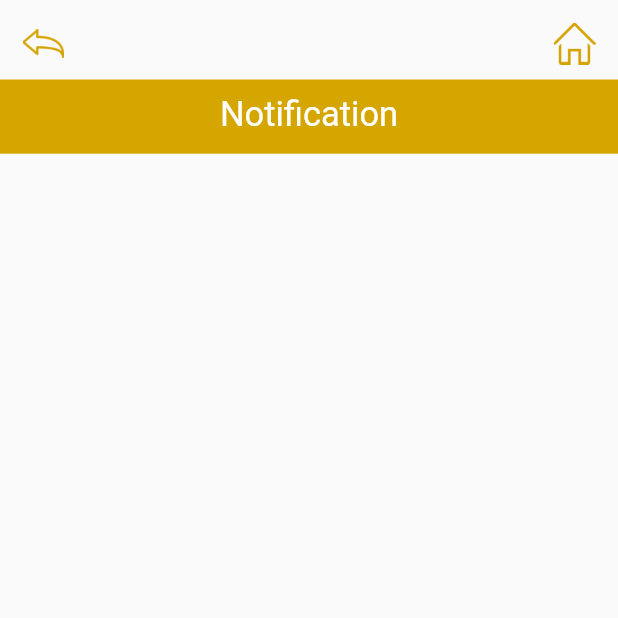
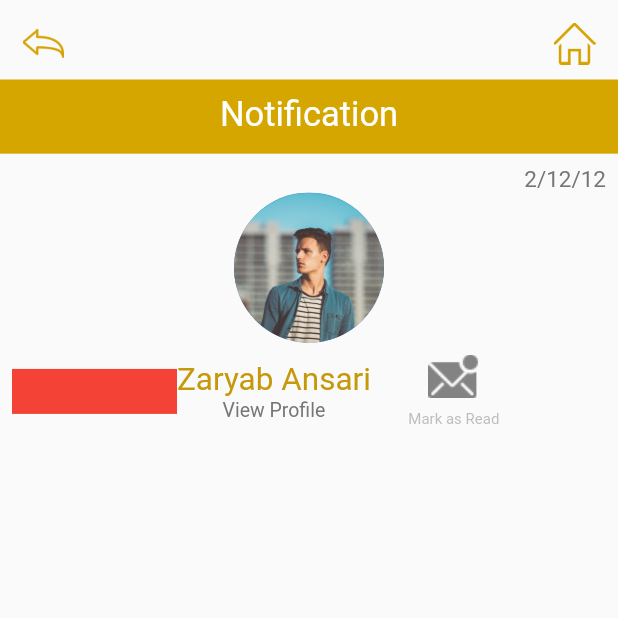
Before and after one commit to osamaHassanK/HairFixerShopkeeper, a Flutter app: the NotificationView screen opened directly, on a phone screen of 412 x 824 dp, the top half of it. Run offline on Flutter 3.47's test engine with Material 2 defaults, Android fonts, the phone set to English and light mode, and no system bars; our stand-ins replace bottom_navy_bar, carousel_slider, firebase_auth, firebase_core, google_sign_in, image_picker and 1 more; missing offline and left inert: image_picker_gallery_camera; accounts and stored records are empty.

Commit message:
11.12.202122

```diff
--- a/lib/screensfolder/notification_view.dart
+++ b/lib/screensfolder/notification_view.dart
@@ -1,5 +1,7 @@
 import 'package:flutter/material.dart';
 import 'package:hairfixxer_shopkeeper/base.dart';
+import 'package:hairfixxer_shopkeeper/widget/container_widget.dart';
+import 'package:hairfixxer_shopkeeper/widget/text_widget.dart';
 import 'package:hairfixxer_shopkeeper/widget/top_icon&title.dart';
 
 class NotificationView extends StatefulWidget {
@@ -17,6 +19,45 @@ class _NotificationViewState extends State<NotificationView> {
         children: [
           topIcon(context,"backarrow.png","home.png"),
           topTitle(context, "Notification"),
+          Padding(padding:EdgeInsets.only(top: 8,left: 8,right: 8),
+          child:Row(
+            mainAxisAlignment: MainAxisAlignment.end,
+            children: [
+              textSk(context,"2/12/12",TextAlign.right,Color(0xff767676),FontWeight.normal,15)
+            ],
+          ),),
+          CircleAvatar(
+            radius:50,
+          child:imageSk("assets/men.png",1, BoxFit.cover),),
+          Padding(padding: EdgeInsets.only(top: 8,right: 8,left: 8,bottom: 8),
+            child:Row(
+              children: [
+                Container(height: 30,width: 110,color: Colors.red,),
+                Column(
+                  children: [
+                    textSk(context,"Zaryab Ansari",TextAlign.center,Color(0xffC59909),
+                        FontWeight.normal,21),
+                    textSk(context,"View Profile",TextAlign.center,
+                        Color(0xff767676),FontWeight.normal,13),
+
+                  ],
+                ),
+                SizedBox(
+                  width: 25,
+                ),
+                Column(
+                  children: [
+                    imageSk("assets/msg icon.png",1,BoxFit.none),
+                    SizedBox(height: 8.0,),
+                    textSk(context,"Mark as Read",TextAlign.center,
+                    Color(0xff76767676),FontWeight.normal,10)
+                  ],
+                ),
+              ],
+            ),
+          ),
+         containerSk(context,)
+
 
         ],
       ),
--- a/lib/screensfolder/sk_shop_creation.dart
+++ b/lib/screensfolder/sk_shop_creation.dart
@@ -335,7 +335,7 @@ class _ShopRegistrationFormState extends State<ShopRegistrationForm> {
                                                       .pushReplacement(
                                                           MaterialPageRoute(
                                                     builder: (context) =>
-                                                        Catalog1(name1:"Hair Cut Catalog",),
+                                                        Catalog1(),
                                                   ));
                                                 },
                                                 child: Text("close")),
--- a/lib/screensfolder/sk_sign_up.dart
+++ b/lib/screensfolder/sk_sign_up.dart
@@ -123,7 +123,7 @@ class SignUpScreen extends StatelessWidget {
                                                     ShopRegistration()));
                                       },
                                       child:containerSk(context,40,120,Color(0xffD7A700),BorderRadius.circular(10),null,
-                                          textSk(context,"REGISTRATION",TextAlign.center,Color(0xffD4700),FontWeight.normal,12))),
+                                          Center(child: textSk(context,"REGISTRATION",TextAlign.center,Colors.white,FontWeight.normal,12)),)),
                                       //buttonSk(context, 40, 120,"REGISTRATION", 12,Color(0xffD7A700),3,BorderRadius.circular(12),)),
                                     const SizedBox(
                                       height: 6,
```
Also changed, not shown: lib/screensfolder/catlog_for_beared.dart (+172 -181 lines), lib/screensfolder/catlog_for_hair.dart (+8 -7 lines), assets/msg icon.png (added).
